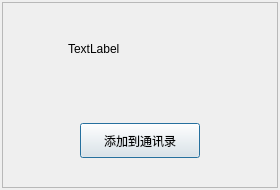
First picture: the form in Clients/GuChat/findsuccessdialog.ui, repository Lenis0/GuChat, before the edit.
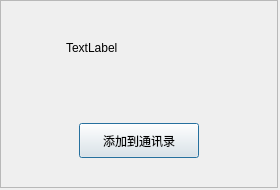
Second picture: the form after the edit. Custom widgets are drawn as their Qt base class.

Diff of the .ui file:
```diff
--- a/Clients/GuChat/findsuccessdialog.ui
+++ b/Clients/GuChat/findsuccessdialog.ui
@@ -27,10 +27,10 @@
   </property>
   <layout class="QVBoxLayout" name="verticalLayout">
    <property name="leftMargin">
-    <number>2</number>
+    <number>0</number>
    </property>
    <property name="topMargin">
-    <number>2</number>
+    <number>0</number>
    </property>
    <property name="rightMargin">
     <number>2</number>
```
